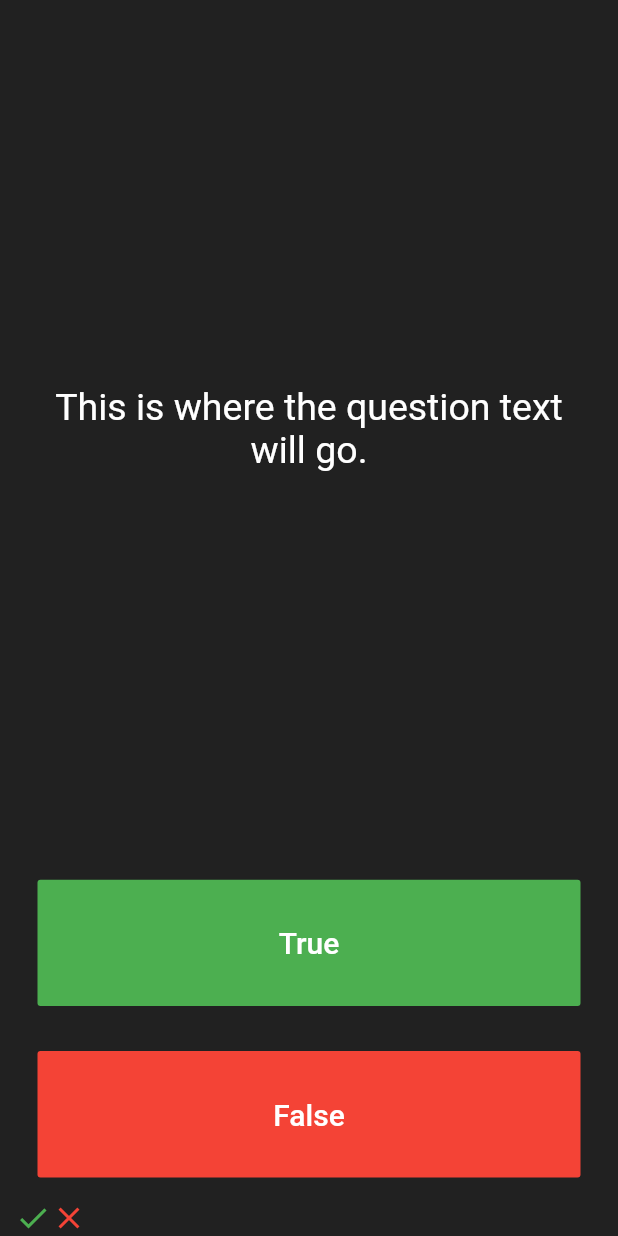
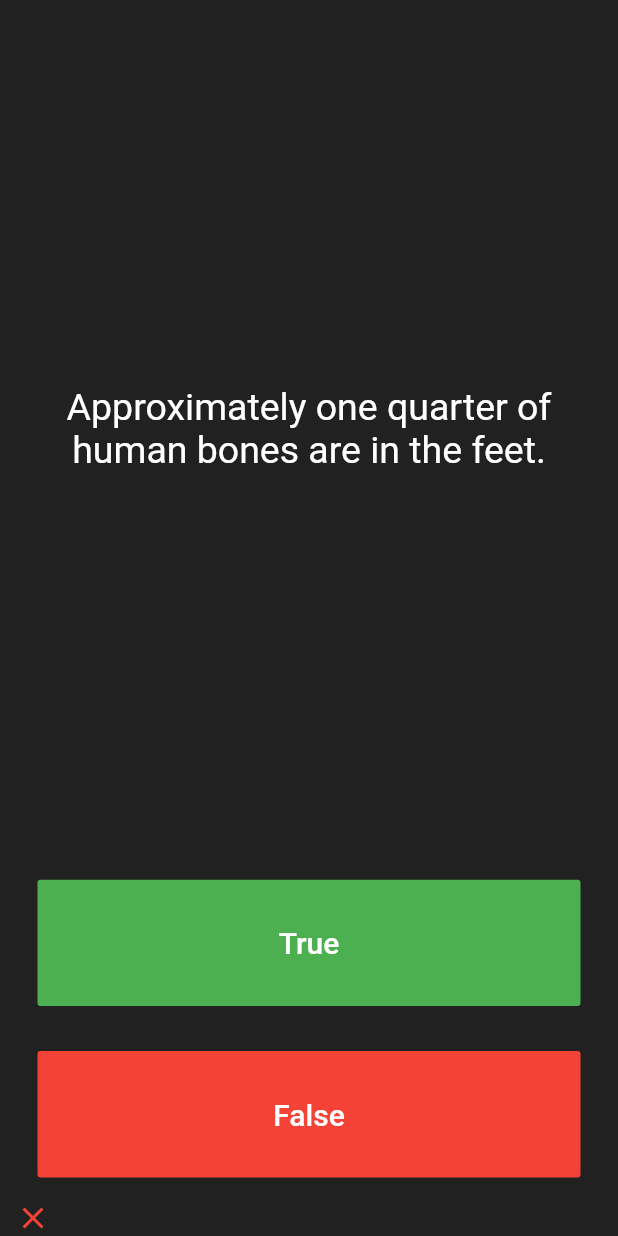
Before and after one commit to eoanodea/flutter-quiz, a Flutter app: the screen it shows after launch, after a tap on "True", on a phone screen of 412 x 824 dp. Run offline on Flutter 3.47's test engine with Material 2 defaults, Android fonts, the phone set to English and light mode, and no system bars.

Commit message:
added scoreKeeper, questions & answers and added score & reset functions to the app

```diff
--- a/lib/main.dart
+++ b/lib/main.dart
@@ -1,3 +1,5 @@
+import 'dart:math';
+
 import 'package:flutter/material.dart';
 
 void main() => runApp(Quizzler());
@@ -25,8 +27,93 @@ class QuizPage extends StatefulWidget {
 }
 
 class _QuizPageState extends State<QuizPage> {
+  List<bool> scoreKeeper = [];
+  List<String> questions = [
+    'You can lead a cow down stairs but not up stairs.',
+    'Approximately one quarter of human bones are in the feet.',
+    'A slug\'s blood is green.'
+  ];
+  List<bool> answers = [false, true, true];
+
+  /// Adds an icon as either a check or a close icon
+  /// to the [scoreKeeper] list
+  /// depending on what the user provides
+  void addScore(bool isCheck) {
+    bool result = false;
+    if (isCheck == answers[scoreKeeper.length]) result = true;
+
+    //   result = Icon(Icons.check, color: Colors.green);
+    // else
+    //   result = Icon(Icons.close, color: Colors.red);
+
+    setState(() => scoreKeeper.add(result));
+  }
+
+  void reset() {
+    setState(() => scoreKeeper.clear());
+  }
+
+  Widget renderAnswerPage() {
+    int result = 0;
+    int numOfQuestions = questions.length;
+    scoreKeeper.forEach((el) => {if (el) result++});
+
+    return Column(
+      crossAxisAlignment: CrossAxisAlignment.center,
+      mainAxisAlignment: MainAxisAlignment.spaceEvenly,
+      children: <Widget>[
+        Text(
+          "Your Score:",
+          style: TextStyle(
+            color: Colors.white,
+            fontSize: 40.0,
+            fontWeight: FontWeight.bold,
+          ),
+        ),
+        Card(
+          child: Container(
+            alignment: Alignment.center,
+            child: ListTile(
+              title: Text(
+                "$result / $numOfQuestions",
+                style: TextStyle(
+                  fontSize: 40.0,
+                  fontWeight: FontWeight.w700,
+                ),
+              ),
+              subtitle: Text("Answers correct"),
+            ),
+          ),
+        ),
+        FlatButton(
+            color: Colors.blue,
+            child: Text(
+              'Start Again',
+              style: TextStyle(
+                fontSize: 20.0,
+                color: Colors.white,
+              ),
+            ),
+            onPressed: () => reset()),
+      ],
+    );
+  }
+
+  renderScore() {
+    List<Widget> result = [];
+    scoreKeeper.forEach((score) {
+      if (score == true)
+        result.add(Icon(Icons.check, color: Colors.green));
+      else
+        result.add(Icon(Icons.close, color: Colors.red));
+    });
+
+    return result;
+  }
+
   @override
   Widget build(BuildContext context) {
+    if (scoreKeeper.length == questions.length) return renderAnswerPage();
     return Column(
       mainAxisAlignment: MainAxisAlignment.spaceBetween,
       crossAxisAlignment: CrossAxisAlignment.stretch,
@@ -37,7 +124,7 @@ class _QuizPageState extends State<QuizPage> {
             padding: EdgeInsets.all(10.0),
             child: Center(
               child: Text(
-                'This is where the question text will go.',
+                questions[scoreKeeper.length],
                 textAlign: TextAlign.center,
                 style: TextStyle(
                   fontSize: 25.0,
@@ -60,10 +147,7 @@ class _QuizPageState extends State<QuizPage> {
                     fontSize: 20.0,
                   ),
                 ),
-              onPressed: () {
-                //The user picked true.
-              },
-            ),
+                onPressed: () => addScore(true)),
           ),
         ),
         Expanded(
@@ -78,24 +162,10 @@ class _QuizPageState extends State<QuizPage> {
                     color: Colors.white,
                   ),
                 ),
-              onPressed: () {
-                //The user picked false.
-              },
+                onPressed: () => addScore(false)),
           ),
         ),
-        ),
-        Row(
-          children: <Widget>[
-            Icon(
-              Icons.check,
-              color: Colors.green,
-            ),
-            Icon(
-              Icons.close,
-              color: Colors.red,
-            ),
-          ],
-        )
+        Row(children: renderScore())
       ],
     );
   }
@@ -105,4 +175,9 @@ class _QuizPageState extends State<QuizPage> {
 question1: 'You can lead a cow down stairs but not up stairs.', false,
 question2: 'Approximately one quarter of human bones are in the feet.', true,
 question3: 'A slug\'s blood is green.', true,
+
+
+ 'You can lead a cow down stairs but not up stairs.', false,
+ 'Approximately one quarter of human bones are in the feet.', true,
+ 'A slug\'s blood is green.', true,
 */
--- /dev/null
+++ b/lib/question.dart
@@ -0,0 +1 @@
+class Question {}
```
Lines whose indentation alone changed are shown as unchanged.
